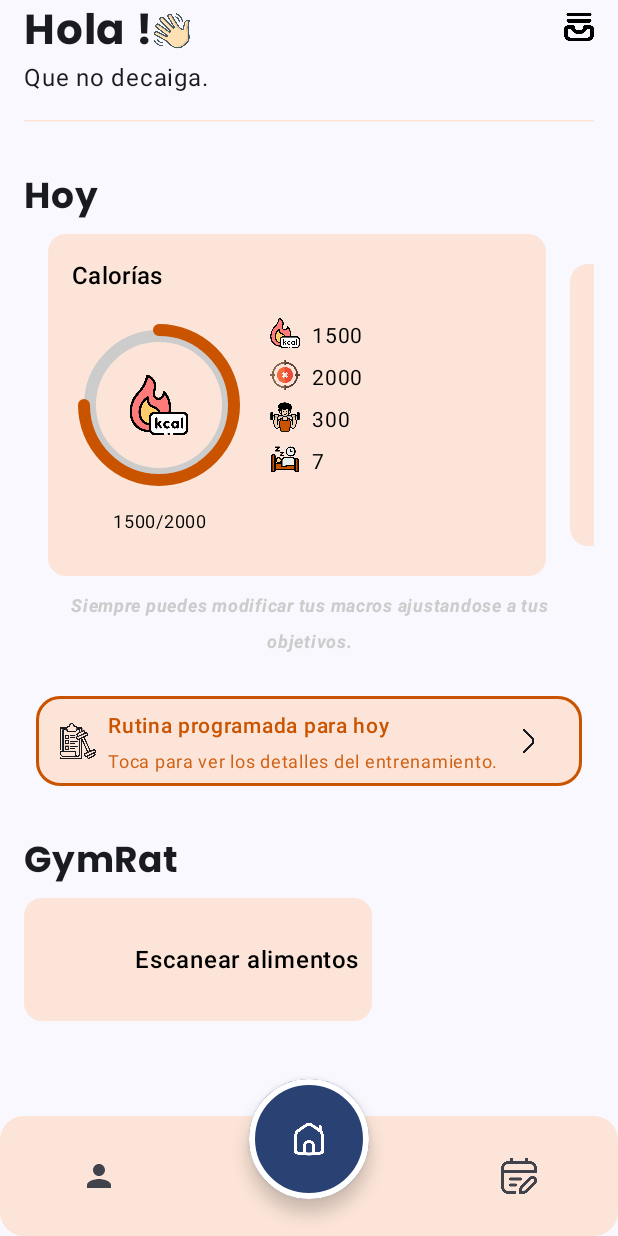
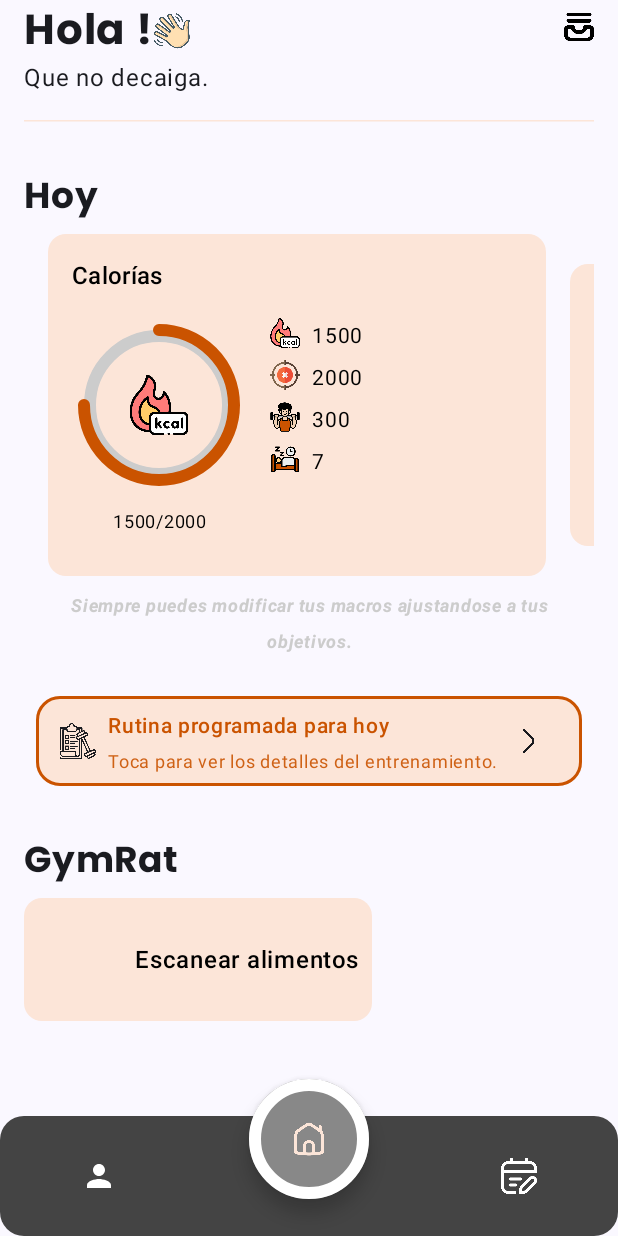
Before and after one commit to adriansanzllamas18/MyGains, an Android app built with Jetpack Compose: the HomeScreen screen opened through its navigation route, on a phone screen of 412 x 824 dp. Run offline under Robolectric (Android 15) with nearby library versions, the phone set to English and light mode, and no system bars; our stand-ins replace Dagger/Hilt's generated code, Firebase (no records; nobody signed in at launch, a user with empty details on screens opened directly), constraintlayout-compose, livedata-compose; libraries missing offline, so code that uses them is left out: androidx.camera.core; pictures from the network do not load.

Commit message:
refactorizacion visual componente bottombar global

```diff
--- a/MyGains/app/src/main/java/com/example/mygains/dashboard/data/models/BottomBarItem.kt
+++ b/MyGains/app/src/main/java/com/example/mygains/dashboard/data/models/BottomBarItem.kt
@@ -31,9 +31,10 @@ sealed class BottomBarItem  {
         override val rout: String = Routes.Home.routes,
         override val icon:@Composable () -> Unit={
             Icon(
-                modifier =Modifier.size(24.dp),
+                modifier = Modifier.size(24.dp),
                 painter = painterResource(id = R.drawable.hogar),
-                contentDescription = ""
+                contentDescription = "",
+                tint = Color.White
             )
         }
     ): BottomBarItem()
@@ -48,7 +49,8 @@ sealed class BottomBarItem  {
                 Icon(
                     modifier =Modifier.size(24.dp),
                     imageVector = Icons.Default.Person,
-                    contentDescription = ""
+                    contentDescription = "",
+                    tint = Color.White
                 )
             }else{
 
@@ -70,7 +72,8 @@ sealed class BottomBarItem  {
             Icon(
                 modifier =Modifier.size(24.dp),
                 painter = painterResource(id = R.drawable.calendario_lineas_boligrafo),
-                contentDescription = ""
+                contentDescription = "",
+                tint = Color.White
             )
         }
     ):BottomBarItem()
--- a/MyGains/app/src/main/java/com/example/mygains/dashboard/data/models/BottomFloatingItemBar.kt
+++ b/MyGains/app/src/main/java/com/example/mygains/dashboard/data/models/BottomFloatingItemBar.kt
@@ -14,6 +14,7 @@ import androidx.compose.ui.Alignment
 import androidx.compose.ui.Modifier
 import androidx.compose.ui.graphics.Color
 import androidx.compose.ui.layout.ContentScale
+import androidx.compose.ui.res.colorResource
 import androidx.compose.ui.res.painterResource
 import androidx.compose.ui.unit.dp
 import androidx.compose.ui.zIndex
@@ -34,7 +35,8 @@ sealed class BottomFloatingItemBar {
             Icon(
                 modifier = Modifier.size(24.dp),
                 painter = painterResource(id = R.drawable.hogar),
-                contentDescription = ""
+                contentDescription = "",
+                tint = colorResource(id = R.color.orange_low)
             )
         },
         override val modifier: Modifier = Modifier
@@ -42,7 +44,7 @@ sealed class BottomFloatingItemBar {
             .zIndex(1f)
             .size(80.dp)
             .border(
-                width = 4.dp,
+                width = 8.dp,
                 color = Color.White,
                 shape = CircleShape
             ),
@@ -59,7 +61,8 @@ sealed class BottomFloatingItemBar {
                 Icon(
                     modifier = Modifier.size(24.dp),
                     imageVector = Icons.Default.Person,
-                    contentDescription = ""
+                    contentDescription = "",
+                    tint = colorResource(id = R.color.orange_low)
                 )
             }else{
                 AsyncImage(
@@ -75,7 +78,7 @@ sealed class BottomFloatingItemBar {
             .zIndex(1f)
             .size(80.dp)
             .border(
-                width = 4.dp,
+                width = 8.dp,
                 color = Color.White,
                 shape = CircleShape
             ),
@@ -88,7 +91,8 @@ sealed class BottomFloatingItemBar {
             Icon(
                 modifier = Modifier.size(24.dp),
                 painter = painterResource(id = R.drawable.calendario_lineas_boligrafo),
-                contentDescription = ""
+                contentDescription = "",
+                tint = colorResource(id = R.color.orange_low)
             )
         },
         override val modifier: Modifier= Modifier
@@ -96,10 +100,11 @@ sealed class BottomFloatingItemBar {
             .zIndex(1f)
             .size(80.dp)
             .border(
-                width = 4.dp,
+                width = 8.dp,
                 color = Color.White,
                 shape = CircleShape
-            ),
+            )
+        ,
         override val alignment: Alignment= Alignment.TopCenter,
     ):BottomFloatingItemBar()
 }
--- a/MyGains/app/src/main/java/com/example/mygains/dashboard/ui/HomeScreen.kt
+++ b/MyGains/app/src/main/java/com/example/mygains/dashboard/ui/HomeScreen.kt
@@ -1,6 +1,7 @@
 package com.example.mygains.dashboard.ui
 
 import android.util.Log
+import androidx.compose.foundation.background
 import androidx.compose.foundation.layout.Box
 import androidx.compose.foundation.layout.fillMaxSize
 import androidx.compose.foundation.layout.fillMaxWidth
@@ -10,10 +11,13 @@ import androidx.compose.foundation.shape.CircleShape
 import androidx.compose.foundation.shape.RoundedCornerShape
 import androidx.compose.material3.ExperimentalMaterial3Api
 import androidx.compose.material3.FloatingActionButton
+import androidx.compose.material3.FloatingActionButtonDefaults
+import androidx.compose.material3.FloatingActionButtonElevation
 import androidx.compose.material3.Icon
 import androidx.compose.material3.IconButton
 import androidx.compose.material3.MaterialTheme
 import androidx.compose.material3.NavigationBar
+import androidx.compose.material3.NavigationBarDefaults
 import androidx.compose.material3.NavigationBarItem
 import androidx.compose.material3.Scaffold
 import androidx.compose.material3.Surface
@@ -24,6 +28,7 @@ import androidx.compose.runtime.getValue
 import androidx.compose.runtime.livedata.observeAsState
 import androidx.compose.ui.Alignment
 import androidx.compose.ui.Modifier
+import androidx.compose.ui.draw.clip
 import androidx.compose.ui.graphics.Color
 import androidx.compose.ui.res.painterResource
 import androidx.compose.ui.unit.dp
@@ -91,12 +96,12 @@ fun MyBottomNavigation(nav: NavHostController, image: String, currentDestination
     ) {
         // FAB dinámico basado en currentComposable
         floatingItemList.forEach {
-                if (currentDestination?.route== it.rout){
+                if (currentDestination?.route == it.rout){
                     FloatingActionButton(
                         onClick = { },
                         modifier = it.modifier.align(it.alignment),
-                        containerColor = MaterialTheme.colorScheme.primary,
-                        shape = CircleShape
+                        containerColor = Color.Gray,
+                        shape = CircleShape,
                     ){
                         it.icon.invoke()
                     }
@@ -109,7 +114,8 @@ fun MyBottomNavigation(nav: NavHostController, image: String, currentDestination
         ) {
 
             NavigationBar(
-                containerColor = Color(0xFFFCE5D8)
+                containerColor = Color.DarkGray,
+                tonalElevation = NavigationBarDefaults.Elevation
             ) {
                 itemList.forEach {
                     if (currentDestination?.route == it.rout) {
```
